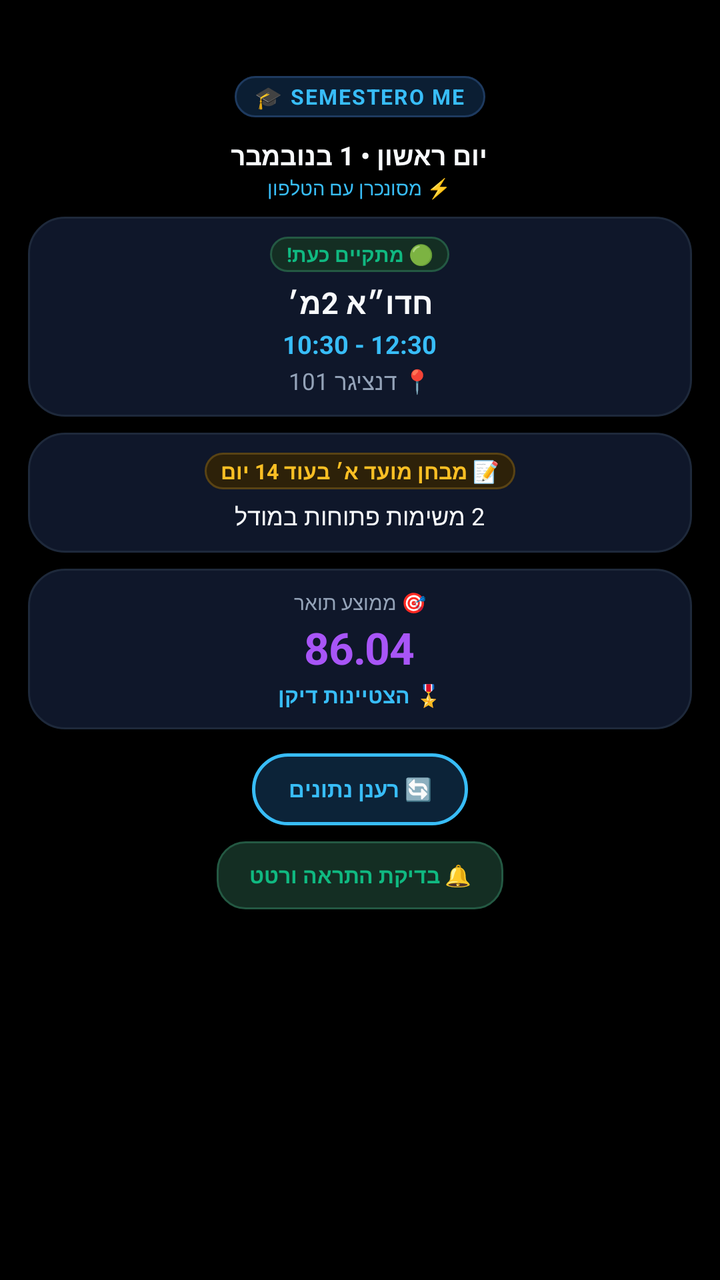
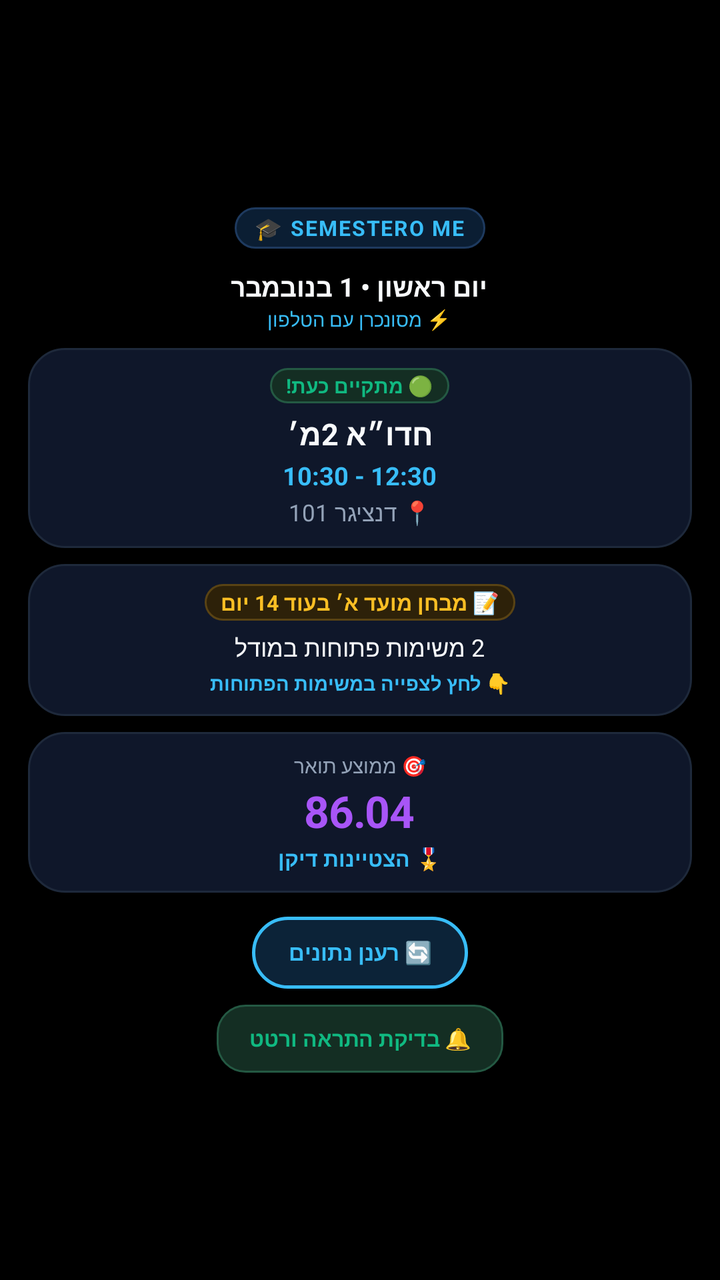

Screens rendered from an Android XML layout before and after an edit, with the pre-edit source and the edit as a unified diff.
<!-- AndroidManifest.xml: activity theme android:Theme.DeviceDefault.NoActionBar -->
<!-- res/layout/activity_main.xml -->
<?xml version="1.0" encoding="utf-8"?>
<FrameLayout xmlns:android="http://schemas.android.com/apk/res/android"
    android:layout_width="match_parent"
    android:layout_height="match_parent"
    android:background="@color/black">

    <ScrollView
        android:id="@+id/wear_scroll_view"
        android:layout_width="match_parent"
        android:layout_height="match_parent"
        android:clipToPadding="false"
        android:overScrollMode="never"
        android:scrollbars="none">

        <LinearLayout
            android:layout_width="match_parent"
            android:layout_height="wrap_content"
            android:gravity="center_horizontal"
            android:orientation="vertical"
            android:paddingStart="14dp"
            android:paddingTop="38dp"
            android:paddingEnd="14dp"
            android:paddingBottom="52dp">

            
            <LinearLayout
                android:layout_width="wrap_content"
                android:layout_height="wrap_content"
                android:layout_marginBottom="10dp"
                android:background="@drawable/pill_header_badge"
                android:gravity="center_vertical"
                android:orientation="horizontal"
                android:paddingStart="10dp"
                android:paddingTop="3dp"
                android:paddingEnd="10dp"
                android:paddingBottom="3dp">

                <TextView
                    android:layout_width="wrap_content"
                    android:layout_height="wrap_content"
                    android:text="🎓"
                    android:textSize="11sp" />

                <TextView
                    android:layout_width="wrap_content"
                    android:layout_height="wrap_content"
                    android:layout_marginStart="4dp"
                    android:letterSpacing="0.06"
                    android:text="SEMESTERO ME"
                    android:textColor="@color/cyan_accent"
                    android:textSize="10.5sp"
                    android:textStyle="bold" />
            </LinearLayout>

            
            <LinearLayout
                android:layout_width="wrap_content"
                android:layout_height="wrap_content"
                android:layout_marginBottom="8dp"
                android:gravity="center"
                android:orientation="vertical">

                <TextView
                    android:id="@+id/tv_current_day"
                    android:layout_width="wrap_content"
                    android:layout_height="wrap_content"
                    android:gravity="center"
                    android:text="יום ראשון • 1 בנובמבר"
                    android:textColor="@color/text_primary"
                    android:textSize="13sp"
                    android:textStyle="bold" />

                <TextView
                    android:id="@+id/tv_sync_status"
                    android:layout_width="wrap_content"
                    android:layout_height="wrap_content"
                    android:layout_marginTop="1dp"
                    android:gravity="center"
                    android:text="⚡ מסונכרן עם הטלפון"
                    android:textColor="@color/cyan_accent"
                    android:textSize="9.5sp" />
            </LinearLayout>

            
            <LinearLayout
                android:id="@+id/card_next_class"
                android:layout_width="match_parent"
                android:layout_height="wrap_content"
                android:layout_marginBottom="8dp"
                android:background="@drawable/card_rounded_bg"
                android:gravity="center_horizontal"
                android:orientation="vertical"
                android:paddingStart="12dp"
                android:paddingTop="10dp"
                android:paddingEnd="12dp"
                android:paddingBottom="10dp">

                
                <TextView
                    android:id="@+id/tv_class_status"
                    android:layout_width="wrap_content"
                    android:layout_height="wrap_content"
                    android:background="@drawable/pill_status_emerald"
                    android:paddingStart="8dp"
                    android:paddingTop="2dp"
                    android:paddingEnd="8dp"
                    android:paddingBottom="2dp"
                    android:text="🟢 מתקיים כעת!"
                    android:textColor="@color/emerald_green"
                    android:textSize="10sp"
                    android:textStyle="bold" />

                
                <TextView
                    android:id="@+id/tv_class_title"
                    android:layout_width="wrap_content"
                    android:layout_height="wrap_content"
                    android:layout_marginTop="5dp"
                    android:ellipsize="end"
                    android:gravity="center"
                    android:maxLines="2"
                    android:text="חדו״א 2מ׳"
                    android:textColor="@color/text_primary"
                    android:textSize="15sp"
                    android:textStyle="bold" />

                
                <TextView
                    android:id="@+id/tv_class_time"
                    android:layout_width="wrap_content"
                    android:layout_height="wrap_content"
                    android:layout_marginTop="2dp"
                    android:text="10:30 - 12:30"
                    android:textColor="@color/cyan_accent"
                    android:textSize="12.5sp"
                    android:textStyle="bold" />

                
                <TextView
                    android:id="@+id/tv_class_room"
                    android:layout_width="wrap_content"
                    android:layout_height="wrap_content"
                    android:layout_marginTop="2dp"
                    android:gravity="center"
                    android:text="📍 דנציגר 101"
                    android:textColor="@color/text_secondary"
                    android:textSize="11.5sp" />
            </LinearLayout>

            
            <LinearLayout
                android:id="@+id/card_tasks_exam"
                android:layout_width="match_parent"
                android:layout_height="wrap_content"
                android:layout_marginBottom="8dp"
                android:background="@drawable/card_rounded_bg"
                android:gravity="center_horizontal"
                android:orientation="vertical"
                android:paddingStart="12dp"
                android:paddingTop="10dp"
                android:paddingEnd="12dp"
                android:paddingBottom="10dp">

                
                <TextView
                    android:id="@+id/tv_exam_countdown"
                    android:layout_width="wrap_content"
                    android:layout_height="wrap_content"
                    android:background="@drawable/pill_status_amber"
                    android:gravity="center"
                    android:paddingStart="8dp"
                    android:paddingTop="2dp"
                    android:paddingEnd="8dp"
                    android:paddingBottom="2dp"
                    android:text="📝 מבחן מועד א׳ בעוד 14 יום"
                    android:textColor="@color/amber_warning"
                    android:textSize="10.5sp"
                    android:textStyle="bold" />

                
                <TextView
                    android:id="@+id/tv_tasks_summary"
                    android:layout_width="wrap_content"
                    android:layout_height="wrap_content"
                    android:layout_marginTop="5dp"
                    android:gravity="center"
                    android:text="2 משימות פתוחות במודל"
                    android:textColor="@color/text_primary"
                    android:textSize="12sp" />
            </LinearLayout>

            
            <LinearLayout
                android:id="@+id/card_gpa"
                android:layout_width="match_parent"
                android:layout_height="wrap_content"
                android:layout_marginBottom="12dp"
                android:background="@drawable/card_rounded_bg"
                android:gravity="center_horizontal"
                android:orientation="vertical"
                android:paddingStart="12dp"
                android:paddingTop="10dp"
                android:paddingEnd="12dp"
                android:paddingBottom="10dp">

                <TextView
                    android:layout_width="wrap_content"
                    android:layout_height="wrap_content"
                    android:text="🎯 ממוצע תואר"
                    android:textColor="@color/text_secondary"
                    android:textSize="10sp" />

                <TextView
                    android:id="@+id/tv_gpa_val"
                    android:layout_width="wrap_content"
                    android:layout_height="wrap_content"
                    android:layout_marginTop="1dp"
                    android:letterSpacing="-0.02"
                    android:text="86.04"
                    android:textColor="@color/purple_accent"
                    android:textSize="22sp"
                    android:textStyle="bold" />

                <TextView
                    android:id="@+id/tv_honors_badge"
                    android:layout_width="wrap_content"
                    android:layout_height="wrap_content"
                    android:layout_marginTop="2dp"
                    android:gravity="center"
                    android:text="🎖️ הצטיינות דיקן"
                    android:textColor="@color/cyan_accent"
                    android:textSize="10.5sp"
                    android:textStyle="bold" />
            </LinearLayout>

            
            <LinearLayout
                android:layout_width="wrap_content"
                android:layout_height="wrap_content"
                android:gravity="center"
                android:orientation="vertical">

                <Button
                    android:id="@+id/btn_refresh_watch"
                    android:layout_width="wrap_content"
                    android:layout_height="36dp"
                    android:background="@drawable/btn_refresh_pill"
                    android:paddingStart="18dp"
                    android:paddingTop="0dp"
                    android:paddingEnd="18dp"
                    android:paddingBottom="0dp"
                    android:text="🔄 רענן נתונים"
                    android:textColor="@color/cyan_accent"
                    android:textSize="11sp"
                    android:textStyle="bold" />

                <Button
                    android:id="@+id/btn_test_notif"
                    android:layout_width="wrap_content"
                    android:layout_height="34dp"
                    android:layout_marginTop="8dp"
                    android:background="@drawable/pill_status_emerald"
                    android:paddingStart="16dp"
                    android:paddingTop="0dp"
                    android:paddingEnd="16dp"
                    android:paddingBottom="0dp"
                    android:text="🔔 בדיקת התראה ורטט"
                    android:textColor="@color/emerald_green"
                    android:textSize="10.5sp"
                    android:textStyle="bold" />
            </LinearLayout>

        </LinearLayout>
    </ScrollView>

</FrameLayout>
<!-- resources referenced by this layout -->
<resources>
  <color name="amber_warning">#fbbf24</color>
  <color name="black">#000000</color>
  <color name="cyan_accent">#38bdf8</color>
  <color name="emerald_green">#10b981</color>
  <color name="purple_accent">#a855f7</color>
  <color name="text_primary">#f8fafc</color>
  <color name="text_secondary">#94a3b8</color>
  <!-- drawable btn_refresh_pill (drawable) -->
  <?xml version="1.0" encoding="utf-8"?>
  <ripple xmlns:android="http://schemas.android.com/apk/res/android"
      android:color="#38bdf8">
      <item>
          <shape android:shape="rectangle">
              <solid android:color="#0c2338" />
              <corners android:radius="20dp" />
              <stroke
                  android:width="1.5dp"
                  android:color="#38bdf8" />
          </shape>
      </item>
  </ripple>
  <!-- drawable card_rounded_bg (drawable) -->
  <?xml version="1.0" encoding="utf-8"?>
  <shape xmlns:android="http://schemas.android.com/apk/res/android"
      android:shape="rectangle">
      <solid android:color="#0f172a" />
      <corners android:radius="18dp" />
      <stroke
          android:width="1dp"
          android:color="#1e293b" />
  </shape>
  <!-- drawable pill_header_badge (drawable) -->
  <?xml version="1.0" encoding="utf-8"?>
  <shape xmlns:android="http://schemas.android.com/apk/res/android"
      android:shape="rectangle">
      <solid android:color="#0b1e33" />
      <corners android:radius="12dp" />
      <stroke
          android:width="1dp"
          android:color="#1e3a5f" />
  </shape>
  <!-- drawable pill_status_amber (drawable) -->
  <?xml version="1.0" encoding="utf-8"?>
  <shape xmlns:android="http://schemas.android.com/apk/res/android"
      android:shape="rectangle">
      <solid android:color="#2d2109" />
      <corners android:radius="14dp" />
      <stroke
          android:width="1dp"
          android:color="#594314" />
  </shape>
  <!-- drawable pill_status_emerald (drawable) -->
  <?xml version="1.0" encoding="utf-8"?>
  <shape xmlns:android="http://schemas.android.com/apk/res/android"
      android:shape="rectangle">
      <solid android:color="#142e23" />
      <corners android:radius="14dp" />
      <stroke
          android:width="1dp"
          android:color="#245943" />
  </shape>
</resources>

<!-- the commit's change to res/layout/activity_main.xml (unified diff, before → after) -->
@@ -9,18 +9,19 @@
         android:layout_width="match_parent"
         android:layout_height="match_parent"
         android:clipToPadding="false"
+        android:fillViewport="true"
         android:overScrollMode="never"
         android:scrollbars="none">
 
         <LinearLayout
             android:layout_width="match_parent"
             android:layout_height="wrap_content"
-            android:gravity="center_horizontal"
+            android:gravity="center"
             android:orientation="vertical"
             android:paddingStart="14dp"
-            android:paddingTop="38dp"
+            android:paddingTop="42dp"
             android:paddingEnd="14dp"
-            android:paddingBottom="52dp">
+            android:paddingBottom="42dp">
 
             
             <LinearLayout
@@ -28,7 +29,7 @@
                 android:layout_height="wrap_content"
                 android:layout_marginBottom="10dp"
                 android:background="@drawable/pill_header_badge"
-                android:gravity="center_vertical"
+                android:gravity="center"
                 android:orientation="horizontal"
                 android:paddingStart="10dp"
                 android:paddingTop="3dp"
@@ -88,7 +89,7 @@
                 android:layout_height="wrap_content"
                 android:layout_marginBottom="8dp"
                 android:background="@drawable/card_rounded_bg"
-                android:gravity="center_horizontal"
+                android:gravity="center"
                 android:orientation="vertical"
                 android:paddingStart="12dp"
                 android:paddingTop="10dp"
@@ -101,6 +102,7 @@
                     android:layout_width="wrap_content"
                     android:layout_height="wrap_content"
                     android:background="@drawable/pill_status_emerald"
+                    android:gravity="center"
                     android:paddingStart="8dp"
                     android:paddingTop="2dp"
                     android:paddingEnd="8dp"
@@ -130,6 +132,7 @@
                     android:layout_width="wrap_content"
                     android:layout_height="wrap_content"
                     android:layout_marginTop="2dp"
+                    android:gravity="center"
                     android:text="10:30 - 12:30"
                     android:textColor="@color/cyan_accent"
                     android:textSize="12.5sp"
@@ -154,7 +157,9 @@
                 android:layout_height="wrap_content"
                 android:layout_marginBottom="8dp"
                 android:background="@drawable/card_rounded_bg"
-                android:gravity="center_horizontal"
+                android:clickable="true"
+                android:focusable="true"
+                android:gravity="center"
                 android:orientation="vertical"
                 android:paddingStart="12dp"
                 android:paddingTop="10dp"
@@ -187,6 +192,211 @@
                     android:text="2 משימות פתוחות במודל"
                     android:textColor="@color/text_primary"
                     android:textSize="12sp" />
+
+                
+                <TextView
+                    android:id="@+id/tv_tasks_toggle_hint"
+                    android:layout_width="wrap_content"
+                    android:layout_height="wrap_content"
+                    android:layout_marginTop="3dp"
+                    android:gravity="center"
+                    android:text="👇 לחץ לצפייה במשימות הפתוחות"
+                    android:textColor="@color/cyan_accent"
+                    android:textSize="9.5sp"
+                    android:textStyle="bold" />
+
+                
+                <LinearLayout
+                    android:id="@+id/layout_open_tasks_expanded"
+                    android:layout_width="match_parent"
+                    android:layout_height="wrap_content"
+                    android:layout_marginTop="8dp"
+                    android:gravity="center"
+                    android:orientation="vertical"
+                    android:visibility="gone">
+
+                    
+                    <View
+                        android:layout_width="match_parent"
+                        android:layout_height="1dp"
+                        android:layout_marginBottom="6dp"
+                        android:background="@color/border_subtle" />
+
+                    
+                    <TextView
+                        android:layout_width="wrap_content"
+                        android:layout_height="wrap_content"
+                        android:gravity="center"
+                        android:text="📋 משימות פתוחות להגשה"
+                        android:textColor="@color/cyan_accent"
+                        android:textSize="11sp"
+                        android:textStyle="bold" />
+
+                    
+                    <LinearLayout
+                        android:id="@+id/layout_tasks_items"
+                        android:layout_width="match_parent"
+                        android:layout_height="wrap_content"
+                        android:layout_marginTop="6dp"
+                        android:gravity="center"
+                        android:orientation="vertical">
+
+                        
+                        <LinearLayout
+                            android:id="@+id/task_item_view_1"
+                            android:layout_width="match_parent"
+                            android:layout_height="wrap_content"
+                            android:layout_marginBottom="6dp"
+                            android:background="@drawable/task_item_bg"
+                            android:gravity="center"
+                            android:orientation="vertical"
+                            android:padding="8dp">
+
+                            <TextView
+                                android:id="@+id/tv_task_1_title"
+                                android:layout_width="wrap_content"
+                                android:layout_height="wrap_content"
+                                android:gravity="center"
+                                android:text="[מדח מ׳] תרגיל בית 3"
+                                android:textColor="@color/text_primary"
+                                android:textSize="11.5sp"
+                                android:textStyle="bold" />
+
+                            <TextView
+                                android:id="@+id/tv_task_1_due"
+                                android:layout_width="wrap_content"
+                                android:layout_height="wrap_content"
+                                android:layout_marginTop="2dp"
+                                android:gravity="center"
+                                android:text="⏳ להגשה: יום חמישי (11:30)"
+                                android:textColor="@color/amber_warning"
+                                android:textSize="10sp" />
+
+                            <TextView
+                                android:id="@+id/btn_complete_wear_task_1"
+                                android:layout_width="wrap_content"
+                                android:layout_height="wrap_content"
+                                android:layout_marginTop="5dp"
+                                android:background="@drawable/pill_task_complete"
+                                android:gravity="center"
+                                android:paddingStart="10dp"
+                                android:paddingTop="2dp"
+                                android:paddingEnd="10dp"
+                                android:paddingBottom="2dp"
+                                android:text="✓ סמן כבוצע"
+                                android:textColor="@color/emerald_green"
+                                android:textSize="9.5sp"
+                                android:textStyle="bold" />
+                        </LinearLayout>
+
+                        
+                        <LinearLayout
+                            android:id="@+id/task_item_view_2"
+                            android:layout_width="match_parent"
+                            android:layout_height="wrap_content"
+                            android:layout_marginBottom="6dp"
+                            android:background="@drawable/task_item_bg"
+                            android:gravity="center"
+                            android:orientation="vertical"
+                            android:padding="8dp">
+
+                            <TextView
+                                android:id="@+id/tv_task_2_title"
+                                android:layout_width="wrap_content"
+                                android:layout_height="wrap_content"
+                                android:gravity="center"
+                                android:text="[פיסיקה 2] דו״ח מעבדה 2"
+                                android:textColor="@color/text_primary"
+                                android:textSize="11.5sp"
+                                android:textStyle="bold" />
+
+                            <TextView
+                                android:id="@+id/tv_task_2_due"
+                                android:layout_width="wrap_content"
+                                android:layout_height="wrap_content"
+                                android:layout_marginTop="2dp"
+                                android:gravity="center"
+                                android:text="⏳ להגשה: 8 בנובמבר (23:59)"
+                                android:textColor="@color/amber_warning"
+                                android:textSize="10sp" />
+
+                            <TextView
+                                android:id="@+id/btn_complete_wear_task_2"
+                                android:layout_width="wrap_content"
+                                android:layout_height="wrap_content"
+                                android:layout_marginTop="5dp"
+                                android:background="@drawable/pill_task_complete"
+                                android:gravity="center"
+                                android:paddingStart="10dp"
+                                android:paddingTop="2dp"
+                                android:paddingEnd="10dp"
+                                android:paddingBottom="2dp"
+                                android:text="✓ סמן כבוצע"
+                                android:textColor="@color/emerald_green"
+                                android:textSize="9.5sp"
+                                android:textStyle="bold" />
+                        </LinearLayout>
+
+                        
+                        <LinearLayout
+                            android:id="@+id/task_item_view_3"
+                            android:layout_width="match_parent"
+                            android:layout_height="wrap_content"
+                            android:background="@drawable/task_item_bg"
+                            android:gravity="center"
+                            android:orientation="vertical"
+                            android:padding="8dp">
+
+                            <TextView
+                                android:id="@+id/tv_task_3_title"
+                                android:layout_width="wrap_content"
+                                android:layout_height="wrap_content"
+                                android:gravity="center"
+                                android:text="[מוצקים 2] פרויקט תכן מקדים"
+                                android:textColor="@color/text_primary"
+                                android:textSize="11.5sp"
+                                android:textStyle="bold" />
+
+                            <TextView
+                                android:id="@+id/tv_task_3_due"
+                                android:layout_width="wrap_content"
+                                android:layout_height="wrap_content"
+                                android:layout_marginTop="2dp"
+                                android:gravity="center"
+                                android:text="⏳ להגשה: 15 בנובמבר"
+                                android:textColor="@color/amber_warning"
+                                android:textSize="10sp" />
+
+                            <TextView
+                                android:id="@+id/btn_complete_wear_task_3"
+                                android:layout_width="wrap_content"
+                                android:layout_height="wrap_content"
+                                android:layout_marginTop="5dp"
+                                android:background="@drawable/pill_task_complete"
+                                android:gravity="center"
+                                android:paddingStart="10dp"
+                                android:paddingTop="2dp"
+                                android:paddingEnd="10dp"
+                                android:paddingBottom="2dp"
+                                android:text="✓ סמן כבוצע"
+                                android:textColor="@color/emerald_green"
+                                android:textSize="9.5sp"
+                                android:textStyle="bold" />
+                        </LinearLayout>
+
+                    </LinearLayout>
+
+                    
+                    <TextView
+                        android:layout_width="wrap_content"
+                        android:layout_height="wrap_content"
+                        android:layout_marginTop="5dp"
+                        android:gravity="center"
+                        android:text="▲ לחץ לצמצום הרשימה"
+                        android:textColor="@color/text_secondary"
+                        android:textSize="9.5sp" />
+                </LinearLayout>
+
             </LinearLayout>
 
             
@@ -196,7 +406,7 @@
                 android:layout_height="wrap_content"
                 android:layout_marginBottom="12dp"
                 android:background="@drawable/card_rounded_bg"
-                android:gravity="center_horizontal"
+                android:gravity="center"
                 android:orientation="vertical"
                 android:paddingStart="12dp"
                 android:paddingTop="10dp"
@@ -206,6 +416,7 @@
                 <TextView
                     android:layout_width="wrap_content"
                     android:layout_height="wrap_content"
+                    android:gravity="center"
                     android:text="🎯 ממוצע תואר"
                     android:textColor="@color/text_secondary"
                     android:textSize="10sp" />
@@ -215,6 +426,7 @@
                     android:layout_width="wrap_content"
                     android:layout_height="wrap_content"
                     android:layout_marginTop="1dp"
+                    android:gravity="center"
                     android:letterSpacing="-0.02"
                     android:text="86.04"
                     android:textColor="@color/purple_accent"
@@ -245,6 +457,7 @@
                     android:layout_width="wrap_content"
                     android:layout_height="36dp"
                     android:background="@drawable/btn_refresh_pill"
+                    android:gravity="center"
                     android:paddingStart="18dp"
                     android:paddingTop="0dp"
                     android:paddingEnd="18dp"
@@ -260,6 +473,7 @@
                     android:layout_height="34dp"
                     android:layout_marginTop="8dp"
                     android:background="@drawable/pill_status_emerald"
+                    android:gravity="center"
                     android:paddingStart="16dp"
                     android:paddingTop="0dp"
                     android:paddingEnd="16dp"
<!-- resource entries referenced after the edit -->
@@ -2,6 +2,7 @@
 <resources>
   <color name="amber_warning">#fbbf24</color>
   <color name="black">#000000</color>
+  <color name="border_subtle">#1e293b</color>
   <color name="cyan_accent">#38bdf8</color>
   <color name="emerald_green">#10b981</color>
   <color name="purple_accent">#a855f7</color>
@@ -61,5 +62,25 @@
           android:width="1dp"
           android:color="#245943" />
   </shape>
+  <!-- drawable pill_task_complete (drawable) -->
+  <?xml version="1.0" encoding="utf-8"?>
+  <shape xmlns:android="http://schemas.android.com/apk/res/android"
+      android:shape="rectangle">
+      <solid android:color="#064e3b" />
+      <corners android:radius="10dp" />
+      <stroke
+          android:width="1dp"
+          android:color="#10b981" />
+  </shape>
+  <!-- drawable task_item_bg (drawable) -->
+  <?xml version="1.0" encoding="utf-8"?>
+  <shape xmlns:android="http://schemas.android.com/apk/res/android"
+      android:shape="rectangle">
+      <solid android:color="#1e293b" />
+      <corners android:radius="12dp" />
+      <stroke
+          android:width="1dp"
+          android:color="#334155" />
+  </shape>
 </resources>
 
